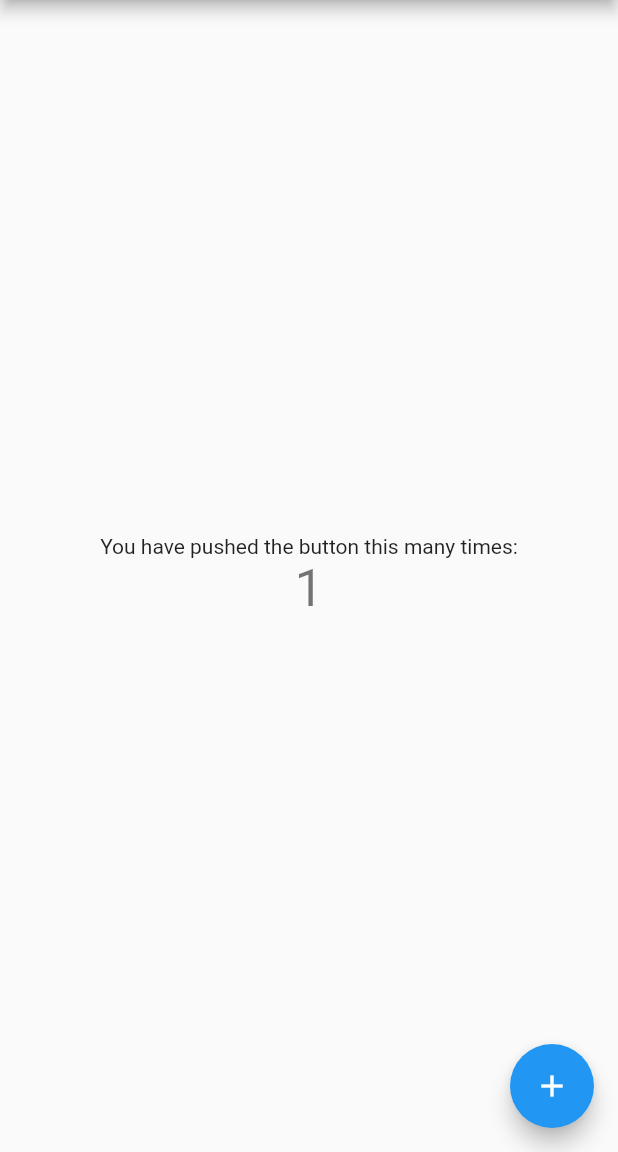
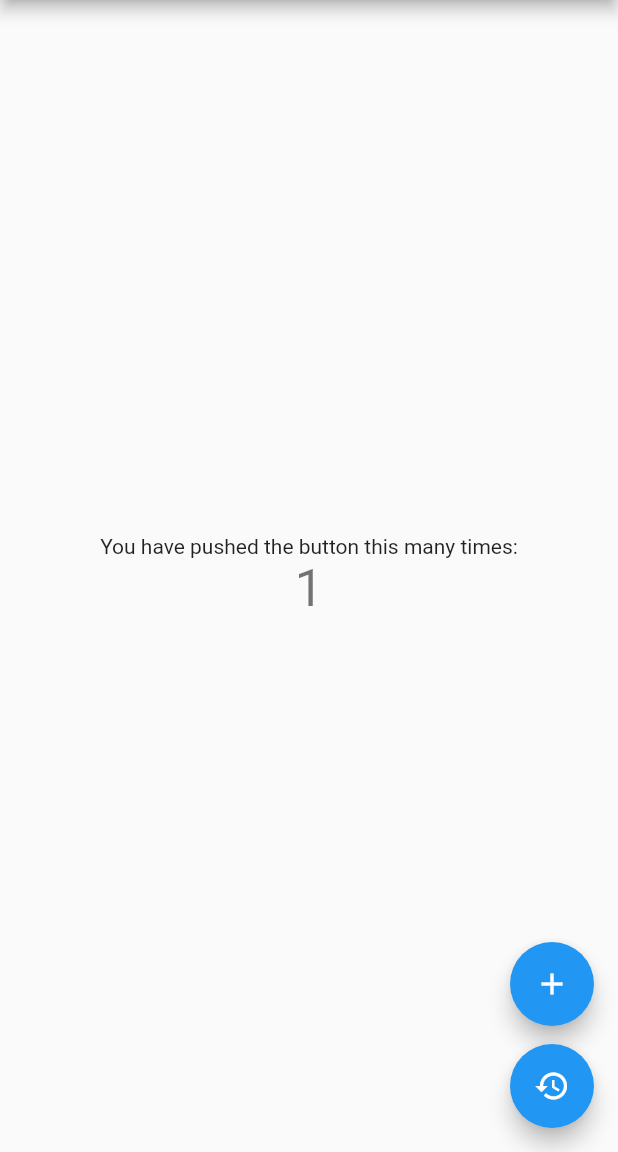
Before and after one commit to Sukrit22/learn_bloc, a Flutter app: the screen it shows after launch, after a tap on the "add" icon, on a phone screen of 412 x 824 dp, the part 84-1236 px from its top. Run offline on Flutter 3.47's test engine with Material 2 defaults, Android fonts, the phone set to English and light mode, and no system bars; our stand-ins replace bloc, equatable, flutter_bloc.

```diff
--- /dev/null
+++ b/lib/bloc/counter_a_bloc/bloc/counter_a_bloc.dart
@@ -0,0 +1,19 @@
+import 'package:bloc/bloc.dart';
+import 'package:equatable/equatable.dart';
+
+part 'counter_a_event.dart';
+part 'counter_a_state.dart';
+
+class CounterABloc extends Bloc<CounterAEvent, CounterAState> {
+  CounterABloc() : super(const CounterAState(count: 0)) {
+    // add event
+    on<CounterAEventAdd>((event, emit) {
+      emit(state.copyWith(count: state.count + 1));
+    });
+
+    // reset event
+    on<CounterAEventReset>((event, emit) {
+      emit(state.copyWith(count: 0));
+    });
+  }
+}
--- /dev/null
+++ b/lib/bloc/counter_a_bloc/bloc/counter_a_event.dart
@@ -0,0 +1,12 @@
+part of 'counter_a_bloc.dart';
+
+abstract class CounterAEvent extends Equatable {
+  const CounterAEvent();
+
+  @override
+  List<Object> get props => [];
+}
+
+class CounterAEventAdd extends CounterAEvent {}
+
+class CounterAEventReset extends CounterAEvent {}
--- /dev/null
+++ b/lib/bloc/counter_a_bloc/bloc/counter_a_state.dart
@@ -0,0 +1,18 @@
+part of 'counter_a_bloc.dart';
+
+/*abstract*/ class CounterAState extends Equatable {
+  const CounterAState({required this.count});
+
+  final int count;
+
+  CounterAState copyWith({int? count}) {
+    return CounterAState(count: count ?? this.count);
+  }
+
+  @override
+  List<Object> get props => [
+        count
+      ]; // if the variable change and the interface should be updated, add the variable to the list
+}
+
+//class CounterAInitial extends CounterAState {}
--- a/lib/main.dart
+++ b/lib/main.dart
@@ -1,4 +1,7 @@
 import 'package:flutter/material.dart';
+import 'package:flutter_bloc/flutter_bloc.dart';
+import 'package:learn_bloc/bloc/counter_a_bloc/bloc/counter_a_bloc.dart';
+import 'package:learn_bloc/pages/home_page.dart';
 
 void main() {
   runApp(const MyApp());
@@ -7,109 +10,26 @@ void main() {
 class MyApp extends StatelessWidget {
   const MyApp({super.key});
 
-  // This widget is the root of your application.
   @override
   Widget build(BuildContext context) {
-    return MaterialApp(
-      title: 'Flutter Demo',
-      theme: ThemeData(
-        // This is the theme of your application.
-        //
-        // Try running your application with "flutter run". You'll see the
-        // application has a blue toolbar. Then, without quitting the app, try
-        // changing the primarySwatch below to Colors.green and then invoke
-        // "hot reload" (press "r" in the console where you ran "flutter run",
-        // or simply save your changes to "hot reload" in a Flutter IDE).
-        // Notice that the counter didn't reset back to zero; the application
-        // is not restarted.
-        primarySwatch: Colors.blue,
+    final counterABloc = BlocProvider<CounterABloc>(
+        create: (context) =>
+            CounterABloc()); // ! create BlocProvider<blocNameBloc>
+
+    // final counterBBloc =
+    //     BlocProvider<CounterBBloc>(create: (context) => CounterBBloc());
+    return MultiBlocProvider(
+      //! wrap the most top state (use) with multi bloc provider
+      providers: [
+        counterABloc, /** counterBBloc */
+      ], //! add list of providers
+      child: MaterialApp(
+        title: 'Flutter Demo',
+        theme: ThemeData(
+          primarySwatch: Colors.blue,
+        ),
+        home: const MyHomePage(title: 'Flutter Demo Home Page'),
       ),
-      home: const MyHomePage(title: 'Flutter Demo Home Page'),
     );
   }
 }
-
-class MyHomePage extends StatefulWidget {
-  const MyHomePage({super.key, required this.title});
-
-  // This widget is the home page of your application. It is stateful, meaning
-  // that it has a State object (defined below) that contains fields that affect
-  // how it looks.
-
-  // This class is the configuration for the state. It holds the values (in this
-  // case the title) provided by the parent (in this case the App widget) and
-  // used by the build method of the State. Fields in a Widget subclass are
-  // always marked "final".
-
-  final String title;
-
-  @override
-  State<MyHomePage> createState() => _MyHomePageState();
-}
-
-class _MyHomePageState extends State<MyHomePage> {
-  int _counter = 0;
-
-  void _incrementCounter() {
-    setState(() {
-      // This call to setState tells the Flutter framework that something has
-      // changed in this State, which causes it to rerun the build method below
-      // so that the display can reflect the updated values. If we changed
-      // _counter without calling setState(), then the build method would not be
-      // called again, and so nothing would appear to happen.
-      _counter++;
-    });
-  }
-
-  @override
-  Widget build(BuildContext context) {
-    // This method is rerun every time setState is called, for instance as done
-    // by the _incrementCounter method above.
-    //
-    // The Flutter framework has been optimized to make rerunning build methods
-    // fast, so that you can just rebuild anything that needs updating rather
-    // than having to individually change instances of widgets.
-    return Scaffold(
-      appBar: AppBar(
-        // Here we take the value from the MyHomePage object that was created by
-        // the App.build method, and use it to set our appbar title.
-        title: Text(widget.title),
-      ),
-      body: Center(
-        // Center is a layout widget. It takes a single child and positions it
-        // in the middle of the parent.
-        child: Column(
-          // Column is also a layout widget. It takes a list of children and
-          // arranges them vertically. By default, it sizes itself to fit its
-          // children horizontally, and tries to be as tall as its parent.
-          //
-          // Invoke "debug painting" (press "p" in the console, choose the
-          // "Toggle Debug Paint" action from the Flutter Inspector in Android
-          // Studio, or the "Toggle Debug Paint" command in Visual Studio Code)
-          // to see the wireframe for each widget.
-          //
-          // Column has various properties to control how it sizes itself and
-          // how it positions its children. Here we use mainAxisAlignment to
-          // center the children vertically; the main axis here is the vertical
-          // axis because Columns are vertical (the cross axis would be
-          // horizontal).
-          mainAxisAlignment: MainAxisAlignment.center,
-          children: <Widget>[
-            const Text(
-              'You have pushed the button this many times:',
-            ),
-            Text(
-              '$_counter',
-              style: Theme.of(context).textTheme.headline4,
-            ),
-          ],
-        ),
-      ),
-      floatingActionButton: FloatingActionButton(
-        onPressed: _incrementCounter,
-        tooltip: 'Increment',
-        child: const Icon(Icons.add),
-      ), // This trailing comma makes auto-formatting nicer for build methods.
-    );
-  }
-}
--- /dev/null
+++ b/lib/pages/home_page.dart
@@ -0,0 +1,59 @@
+import 'package:flutter/material.dart';
+import 'package:flutter_bloc/flutter_bloc.dart';
+import 'package:learn_bloc/bloc/counter_a_bloc/bloc/counter_a_bloc.dart';
+
+class MyHomePage extends StatefulWidget {
+  const MyHomePage({super.key, required this.title});
+
+  final String title;
+
+  @override
+  State<MyHomePage> createState() => _MyHomePageState();
+}
+
+class _MyHomePageState extends State<MyHomePage> {
+  @override
+  Widget build(BuildContext context) {
+    return Scaffold(
+      appBar: AppBar(
+        title: Text(widget.title),
+      ),
+      body: Center(
+        child: Column(
+          mainAxisAlignment: MainAxisAlignment.center,
+          children: <Widget>[
+            const Text(
+              'You have pushed the button this many times:',
+            ),
+            BlocBuilder<CounterABloc, CounterAState>(
+              builder: (context, state) {
+                return Text(
+                  '${state.count}',
+                  style: Theme.of(context).textTheme.headline4,
+                );
+              },
+            ),
+          ],
+        ),
+      ),
+      floatingActionButton: Column(
+        mainAxisAlignment: MainAxisAlignment.end,
+        children: [
+          FloatingActionButton(
+            onPressed: () =>
+                context.read<CounterABloc>().add(CounterAEventAdd()),
+            tooltip: 'Increment',
+            child: const Icon(Icons.add),
+          ),
+          SizedBox(height: 12),
+          FloatingActionButton(
+            onPressed: () =>
+                context.read<CounterABloc>().add(CounterAEventReset()),
+            tooltip: 'Reset',
+            child: const Icon(Icons.restore),
+          ),
+        ],
+      ),
+    );
+  }
+}
```
Also changed, not shown: lib/bloc/counter_a_copy_bloc/bloc/counter_a_copy_bloc.dart (added, +19 -0 lines), lib/bloc/counter_a_copy_bloc/bloc/counter_a_copy_event.dart (added, +12 -0 lines), lib/bloc/counter_a_copy_bloc/bloc/counter_a_copy_state.dart (added, +18 -0 lines), pubspec.yaml (+4 -69 lines).
